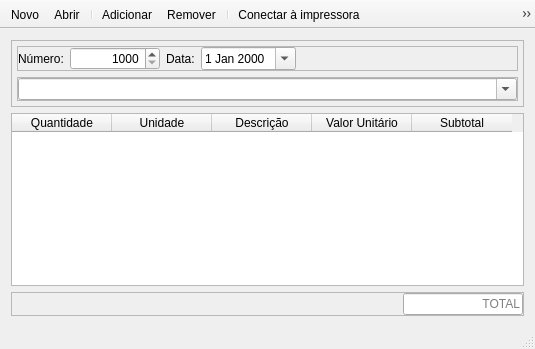
Qt form mainwindow.ui (leidensj/BKVale) before a commit.
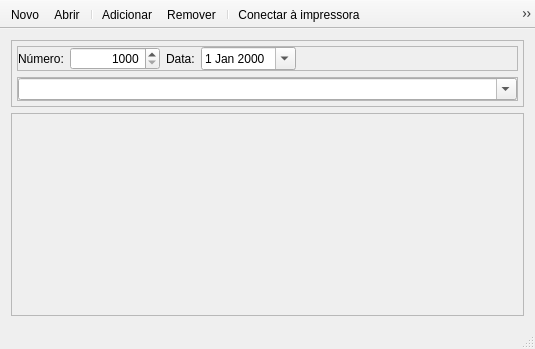
The same form after that commit. Icons and pictures are not drawn.

```diff
--- a/mainwindow.ui
+++ b/mainwindow.ui
@@ -181,71 +181,6 @@
       </layout>
      </widget>
     </item>
-    <item>
-     <widget class="QTableWidget" name="table">
-      <property name="alternatingRowColors">
-       <bool>true</bool>
-      </property>
-      <property name="selectionMode">
-       <enum>QAbstractItemView::SingleSelection</enum>
-      </property>
-      <property name="verticalScrollMode">
-       <enum>QAbstractItemView::ScrollPerItem</enum>
-      </property>
-      <property name="horizontalScrollMode">
-       <enum>QAbstractItemView::ScrollPerItem</enum>
-      </property>
-      <property name="cornerButtonEnabled">
-       <bool>true</bool>
-      </property>
-      <property name="rowCount">
-       <number>0</number>
-      </property>
-      <attribute name="horizontalHeaderHighlightSections">
-       <bool>false</bool>
-      </attribute>
-      <attribute name="horizontalHeaderMinimumSectionSize">
-       <number>100</number>
-      </attribute>
-      <attribute name="verticalHeaderVisible">
-       <bool>true</bool>
-      </attribute>
-      <attribute name="verticalHeaderDefaultSectionSize">
-       <number>24</number>
-      </attribute>
-      <attribute name="verticalHeaderHighlightSections">
-       <bool>false</bool>
-      </attribute>
-      <attribute name="verticalHeaderMinimumSectionSize">
-       <number>40</number>
-      </attribute>
-      <column>
-       <property name="text">
-        <string>Quantidade</string>
-       </property>
-      </column>
-      <column>
-       <property name="text">
-        <string>Unidade</string>
-       </property>
-      </column>
-      <column>
-       <property name="text">
-        <string>Descrição</string>
-       </property>
-      </column>
-      <column>
-       <property name="text">
-        <string>Valor Unitário</string>
-       </property>
-      </column>
-      <column>
-       <property name="text">
-        <string>Subtotal</string>
-       </property>
-      </column>
-     </widget>
-    </item>
     <item>
      <widget class="QFrame" name="frame">
       <property name="frameShape">
@@ -273,50 +208,16 @@
        <item>
         <spacer name="horizontalSpacer_2">
          <property name="orientation">
-          <enum>Qt::Horizontal</enum>
+          <enum>Qt::Vertical</enum>
          </property>
          <property name="sizeHint" stdset="0">
           <size>
-           <width>40</width>
-           <height>20</height>
+           <width>20</width>
+           <height>40</height>
           </size>
          </property>
         </spacer>
        </item>
-       <item>
-        <widget class="QLineEdit" name="total">
-         <property name="enabled">
-          <bool>true</bool>
-         </property>
-         <property name="minimumSize">
-          <size>
-           <width>120</width>
-           <height>0</height>
-          </size>
-         </property>
-         <property name="maximumSize">
-          <size>
-           <width>120</width>
-           <height>16777215</height>
-          </size>
-         </property>
-         <property name="echoMode">
-          <enum>QLineEdit::Normal</enum>
-         </property>
-         <property name="alignment">
-          <set>Qt::AlignRight|Qt::AlignTrailing|Qt::AlignVCenter</set>
-         </property>
-         <property name="readOnly">
-          <bool>true</bool>
-         </property>
-         <property name="placeholderText">
-          <string>TOTAL</string>
-         </property>
-         <property name="clearButtonEnabled">
-          <bool>false</bool>
-         </property>
-        </widget>
-       </item>
       </layout>
      </widget>
     </item>
```
Left out of the diff: 2 changed lines with no effect on the pictures.
